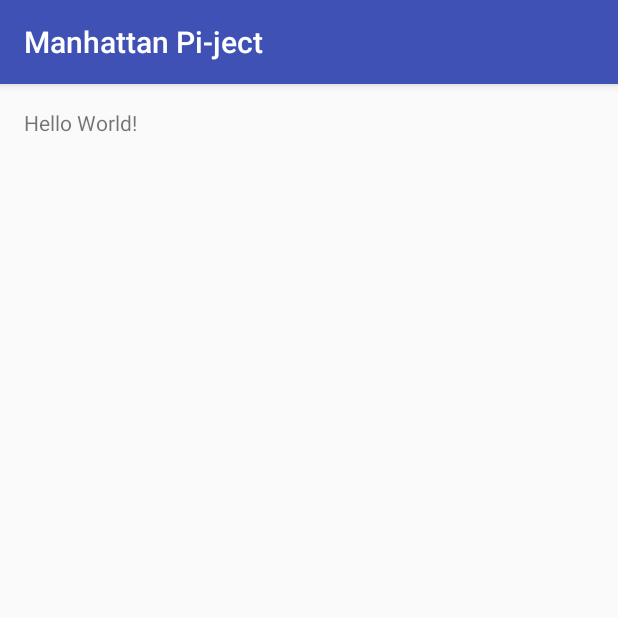
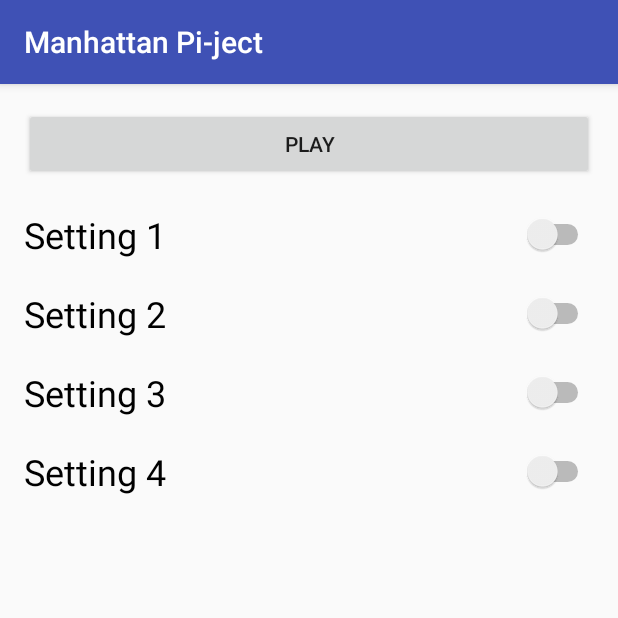
Before and after one commit to FermiFriends/Manhattan-Pi-ject, an Android app: the screen it shows after launch (MainActivity), on a phone screen of 412 x 824 dp, the top half of it. Run offline under Robolectric (Android 15) with nearby library versions, the phone set to English and light mode, and no system bars.

Commit message:
[DD][RJ] Implemented basic front-end for first screen.

```diff
--- a/ManhattanPi-ject/app/src/main/res/layout/activity_main.xml
+++ b/ManhattanPi-ject/app/src/main/res/layout/activity_main.xml
@@ -9,10 +9,82 @@
     android:paddingRight="@dimen/activity_horizontal_margin"
     android:paddingTop="@dimen/activity_vertical_margin"
     android:paddingBottom="@dimen/activity_vertical_margin"
-    tools:context="com.example.fermifriends.manhattanpi_ject.MainActivity">
+    tools:context="com.example.fermifriends.manhattanpi_ject.MainActivity"
+    >
 
-    <TextView
-        android:layout_width="wrap_content"
-        android:layout_height="wrap_content"
-        android:text="Hello World!" />
+    <!--<RelativeLayout-->
+        <!--android:layout_width="match_parent"-->
+        <!--android:layout_height="match_parent"-->
+        <!--android:layout_centerHorizontal="true"-->
+        <!--android:layout_alignParentTop="true">-->
+
+        <!--<Button-->
+            <!--android:text="Play"-->
+            <!--android:layout_width="match_parent"-->
+            <!--android:layout_height="wrap_content"-->
+            <!--android:layout_marginTop="19dp"-->
+            <!--android:id="@+id/button"-->
+            <!--android:layout_alignParentTop="true"-->
+            <!--android:layout_alignParentRight="true"-->
+            <!--android:layout_alignParentEnd="true" />-->
+
+        <!--<Switch-->
+            <!--android:layout_width="match_parent"-->
+            <!--android:layout_height="wrap_content"-->
+            <!--android:layout_marginTop="19dp"-->
+            <!--android:id="@+id/switch1"-->
+            <!--android:text="Setting 1"-->
+            <!--android:textSize="24dp"-->
+            <!--android:layout_below="@+id/button"-->
+            <!--android:layout_alignParentLeft="true"-->
+            <!--android:layout_alignParentStart="true" />-->
+
+    <!--</RelativeLayout>-->
+
+
+    <LinearLayout
+        android:orientation="vertical"
+        android:layout_width="match_parent"
+        android:layout_height="match_parent"
+        android:layout_centerHorizontal="true"
+        android:layout_alignParentTop="true">
+
+        <Button
+            android:text="Play"
+            android:layout_width="match_parent"
+            android:layout_height="wrap_content"
+            android:id="@+id/playButton" />
+
+        <Switch
+            android:text="Setting 1"
+            android:layout_width="match_parent"
+            android:layout_height="wrap_content"
+            android:id="@+id/switch1"
+            android:textSize="24dp"
+            android:paddingTop="20dp" />
+
+        <Switch
+            android:text="Setting 2"
+            android:layout_width="match_parent"
+            android:layout_height="wrap_content"
+            android:id="@+id/switch2"
+            android:textSize="24dp"
+            android:paddingTop="20dp" />
+
+        <Switch
+            android:text="Setting 3"
+            android:layout_width="match_parent"
+            android:layout_height="wrap_content"
+            android:id="@+id/switch3"
+            android:textSize="24dp"
+            android:paddingTop="20dp" />
+
+        <Switch
+            android:text="Setting 4"
+            android:layout_width="match_parent"
+            android:layout_height="wrap_content"
+            android:id="@+id/switch4"
+            android:textSize="24dp"
+            android:paddingTop="20dp" />
+    </LinearLayout>
 </RelativeLayout>
```
